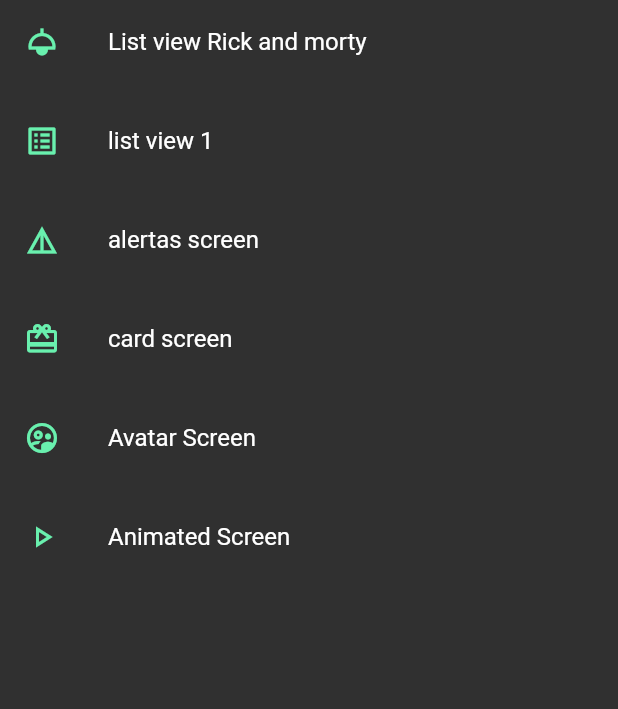
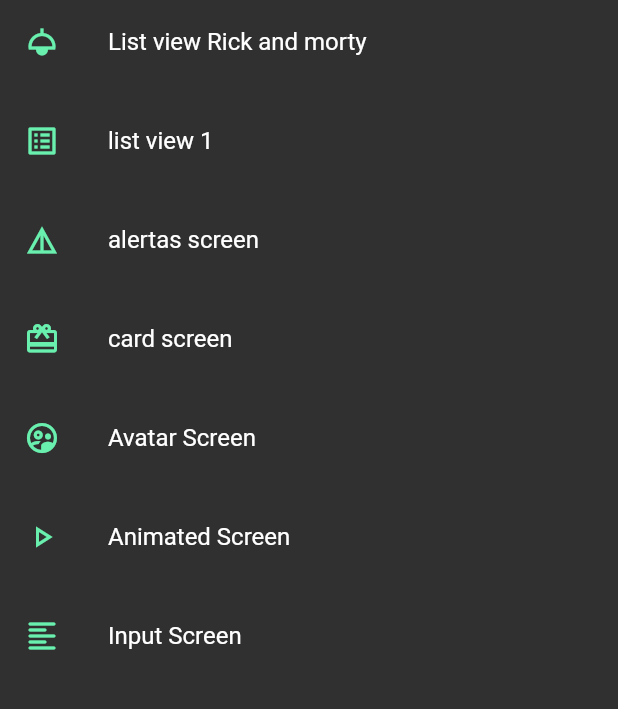
Before and after one commit to Deadmanw/ComponentesFLutter, a Flutter app: the screen it shows after launch, on a phone screen of 412 x 824 dp, the part 84-793 px from its top. Run offline on Flutter 3.47's test engine with Material 2 defaults, Android fonts, the phone set to English and light mode, and no system bars.

Commit message:
Inputs TextFormField

```diff
--- a/lib/router/appRoutes.dart
+++ b/lib/router/appRoutes.dart
@@ -42,6 +42,11 @@
         icon: Icons.play_arrow_outlined,
         name: 'Animated Screen',
         screen: const AnimatedScreen()),
+    MenuOption(
+        route: 'input',
+        icon: Icons.format_align_left_rounded,
+        name: 'Input Screen',
+        screen: const InputsScreen()),
   ];
 
   static Map<String, Widget Function(BuildContext)> getAppRoutes() {
--- a/lib/screens/screens.dart
+++ b/lib/screens/screens.dart
@@ -7,3 +7,4 @@
 export 'package:compoentesvarios/screens/cardScreen.dart';
 export 'package:compoentesvarios/screens/avatarScreen.dart';
 export 'package:compoentesvarios/screens/animatedScreen.dart';
+export 'package:compoentesvarios/screens/inputsScreens.dart';
```
Also changed, not shown: lib/screens/inputsScreens.dart (added, +48 -0 lines).
